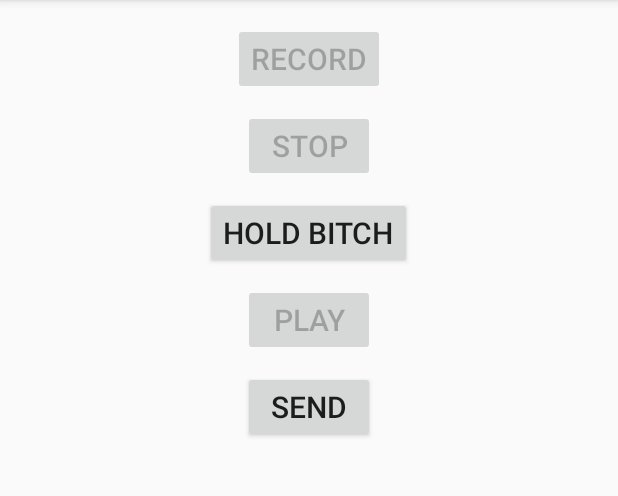
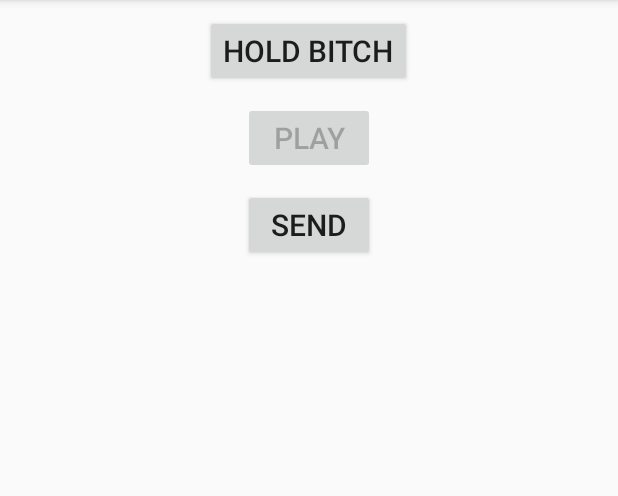
Before and after one commit to artsoftecos/MigraineApp, an Android app: the Recording screen opened directly, with no data from a screen before it, on a phone screen of 412 x 824 dp, the part 84-580 px from its top. Run offline under Robolectric (Android 15) with nearby library versions, the phone set to English and light mode, and no system bars; libraries missing offline, so code that uses them is left out: com.nbsp.materialfilepicker.

```diff
--- a/app/src/main/res/layout/recording.xml
+++ b/app/src/main/res/layout/recording.xml
@@ -8,31 +8,9 @@
     <Button
         android:layout_width="wrap_content"
         android:layout_height="wrap_content"
-        android:text="Record"
-        android:textSize="20sp"
-        android:id="@+id/record"
-        android:layout_centerHorizontal="true"
-        android:layout_marginTop="15dp"
-        />
-
-    <Button
-        android:layout_width="wrap_content"
-        android:layout_height="wrap_content"
-        android:text="Stop"
-        android:textSize="20sp"
-        android:id="@+id/stop"
-        android:layout_below="@id/record"
-        android:layout_marginTop="10dp"
-        android:layout_centerHorizontal="true"
-        />
-
-    <Button
-        android:layout_width="wrap_content"
-        android:layout_height="wrap_content"
         android:text="HOLD BITCH"
         android:textSize="20sp"
         android:id="@+id/hold"
-        android:layout_below="@id/stop"
         android:layout_marginTop="10dp"
         android:layout_centerHorizontal="true"
         />
```
Also changed, not shown: app/src/main/java/co/artsoft/migraineapp/recording/Recording.java (+48 -84 lines).
